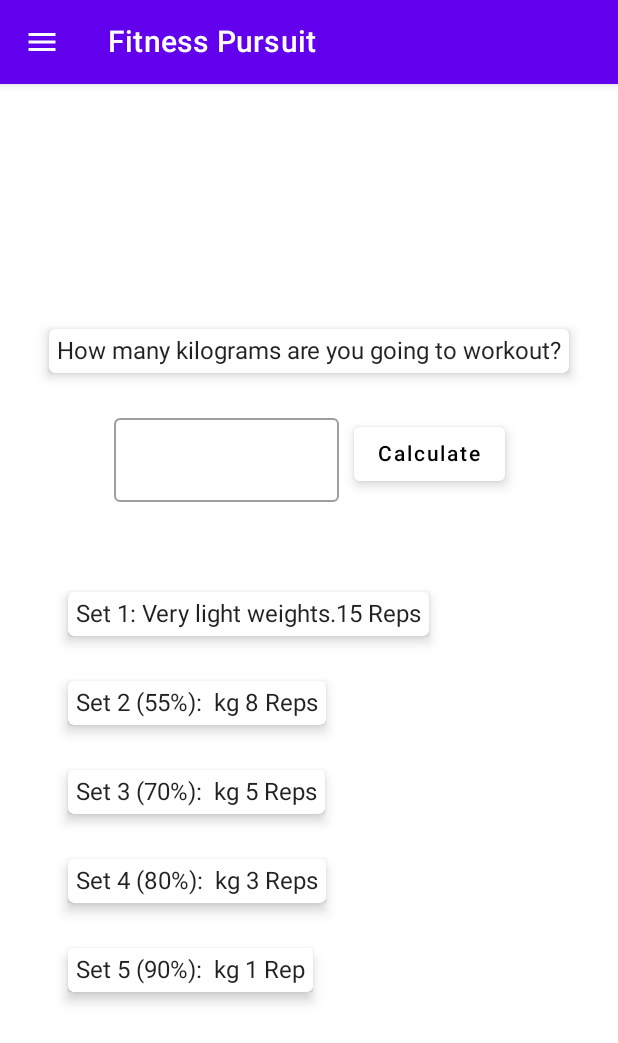
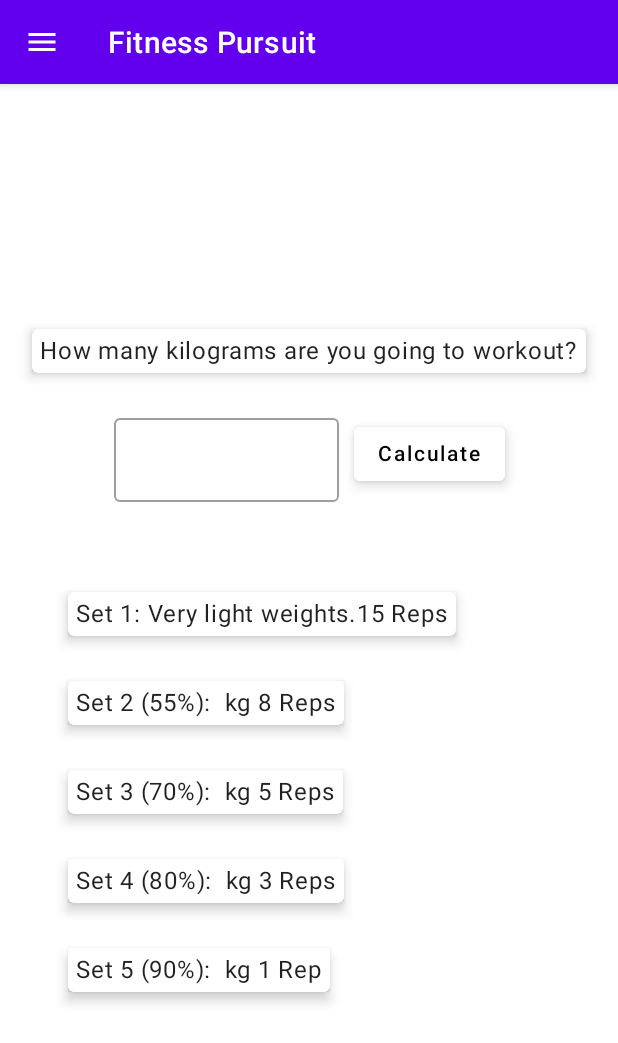
Before and after one commit to mutkuensert/Fitness-Pursuit, an Android app built with Jetpack Compose: the screen it shows after launch (MainActivity), on a phone screen of 412 x 824 dp. Shown: the top 1043 px of the screen. Run offline under Robolectric (Android 15) with nearby library versions, the phone set to English and light mode, and no system bars; our stand-ins replace Dagger/Hilt's generated code.

Commit message:
Feature/Body sizes: - Create theme base. - Update BodySizes. - Update navigation constant names. - Update navigation. - Update strings.

```diff
--- a/app/src/main/java/com/mutkuensert/fitnesspursuit/data/source/FitnessPursuitDatabase.kt
+++ b/app/src/main/java/com/mutkuensert/fitnesspursuit/data/source/FitnessPursuitDatabase.kt
@@ -3,8 +3,8 @@ package com.mutkuensert.fitnesspursuit.data.source
 import androidx.room.Database
 import androidx.room.RoomDatabase
 import androidx.room.TypeConverters
+import com.mutkuensert.fitnesspursuit.core.Converters
 import com.mutkuensert.fitnesspursuit.data.BodySizesModel
-import com.mutkuensert.fitnesspursuit.core.Converters
 
 @Database(entities = [BodySizesModel::class], version = 1, exportSchema = false)
 @TypeConverters(Converters::class)
--- a/app/src/main/java/com/mutkuensert/fitnesspursuit/features/home/FitnessPursuitDrawer.kt
+++ b/app/src/main/java/com/mutkuensert/fitnesspursuit/features/home/FitnessPursuitDrawer.kt
@@ -20,12 +20,15 @@ import androidx.navigation.compose.rememberNavController
 import com.mutkuensert.fitnesspursuit.R
 import com.mutkuensert.fitnesspursuit.components.ShadowedButton
 import com.mutkuensert.fitnesspursuit.components.ShadowedCard
-import com.mutkuensert.fitnesspursuit.navigation.ONERMSCREEN
-import com.mutkuensert.fitnesspursuit.navigation.WARMUPSETSSCREEN
+import com.mutkuensert.fitnesspursuit.navigation.BODY_SIZES
+import com.mutkuensert.fitnesspursuit.navigation.ONE_RM
+import com.mutkuensert.fitnesspursuit.navigation.WARMUP_SETS
 
 @Composable
 fun FitnessPursuitDrawer(onCloseDrawer: () -> Unit, navController: NavHostController) {
     val context = LocalContext.current
+    val getString: (id: Int) -> String = { context.getString(it) }
+
     Column(
         modifier = Modifier
             .fillMaxSize()
@@ -42,19 +45,28 @@ fun FitnessPursuitDrawer(onCloseDrawer: () -> Unit, navController: NavHostContro
         Spacer(Modifier.height(65.dp))
 
         ShadowedButton(onClick = {
-            navController.navigate(WARMUPSETSSCREEN)
+            navController.navigate(WARMUP_SETS)
             onCloseDrawer()
         }) {
-            Text(text = "Warmup Sets")
+            Text(text = getString(R.string.warmup_sets))
         }
 
         Spacer(Modifier.height(25.dp))
 
         ShadowedButton(onClick = {
-            navController.navigate(ONERMSCREEN)
+            navController.navigate(ONE_RM)
             onCloseDrawer()
         }) {
-            Text(text = "One RM")
+            Text(text = getString(R.string.one_rm))
+        }
+
+        Spacer(Modifier.height(25.dp))
+
+        ShadowedButton(onClick = {
+            navController.navigate(BODY_SIZES)
+            onCloseDrawer()
+        }) {
+            Text(text = getString(R.string.body_sizes))
         }
     }
 }
--- a/app/src/main/java/com/mutkuensert/fitnesspursuit/navigation/Constants.kt
+++ b/app/src/main/java/com/mutkuensert/fitnesspursuit/navigation/Constants.kt
@@ -1,5 +1,5 @@
 package com.mutkuensert.fitnesspursuit.navigation
 
-const val WARMUPSETSSCREEN: String = "warmupsetsscreen"
-const val ONERMSCREEN: String = "onermscreen"
-const val BODYSIZESSCREEN: String = "bodysizesscreen"
+const val WARMUP_SETS: String = "warmup_sets"
+const val ONE_RM: String = "one_rm"
+const val BODY_SIZES: String = "body_sizes"
--- a/app/src/main/java/com/mutkuensert/fitnesspursuit/navigation/MyNavHost.kt
+++ b/app/src/main/java/com/mutkuensert/fitnesspursuit/navigation/MyNavHost.kt
@@ -13,15 +13,15 @@ import com.mutkuensert.fitnesspursuit.features.warmupsets.WarmupSets
 fun MyNavHost(
     modifier: Modifier = Modifier,
     navController: NavHostController,
-    startDestination: String = WARMUPSETSSCREEN
+    startDestination: String = WARMUP_SETS
 ) {
     NavHost(
         modifier = modifier,
         navController = navController,
         startDestination = startDestination
     ) {
-        composable(WARMUPSETSSCREEN) { WarmupSets() }
-        composable(ONERMSCREEN) { OneRm() }
-        composable(BODYSIZESSCREEN) { BodySizes() }
+        composable(WARMUP_SETS) { WarmupSets() }
+        composable(ONE_RM) { OneRm() }
+        composable(BODY_SIZES) { BodySizes() }
     }
 }
--- a/app/src/main/java/com/mutkuensert/fitnesspursuit/ui/theme/Color.kt
+++ b/app/src/main/java/com/mutkuensert/fitnesspursuit/ui/theme/Color.kt
@@ -6,3 +6,9 @@ val Purple200 = Color(0xFFBB86FC)
 val Purple500 = Color(0xFF6200EE)
 val Purple700 = Color(0xFF3700B3)
 val Teal200 = Color(0xFF03DAC5)
+
+object TextColors {
+    val primaryDark = Color(0xFF000000)
+    val pennRed = Color(0xFF9D0208)
+    val viridianGreen = Color(0xFF6B9080)
+}
--- a/app/src/main/java/com/mutkuensert/fitnesspursuit/ui/theme/Type.kt
+++ b/app/src/main/java/com/mutkuensert/fitnesspursuit/ui/theme/Type.kt
@@ -1,28 +1,122 @@
 package com.mutkuensert.fitnesspursuit.ui.theme
 
+import androidx.compose.material.MaterialTheme
 import androidx.compose.material.Typography
 import androidx.compose.ui.text.TextStyle
 import androidx.compose.ui.text.font.FontFamily
 import androidx.compose.ui.text.font.FontWeight
 import androidx.compose.ui.unit.sp
 
+class AppTypography(
+    val defaultFontFamily: FontFamily = FontFamily.SansSerif,
+    val h1: TextStyle = Typography.h1,
+    val h2: TextStyle = Typography.h2,
+    val h3: TextStyle = Typography.h3,
+    val h4: TextStyle = Typography.h4,
+    val h5: TextStyle = Typography.h5,
+    val h6: TextStyle = Typography.h6,
+    val subtitle1: TextStyle = Typography.subtitle1,
+    val subtitle2: TextStyle = Typography.subtitle2,
+    val body1: TextStyle = Typography.body1,
+    val body2: TextStyle = Typography.body2,
+    val bodyM: TextStyle,
+    val button: TextStyle = Typography.button,
+    val caption: TextStyle = Typography.caption,
+    val overline: TextStyle = Typography.overline
+)
+
+val MaterialTheme.appTypography: AppTypography by lazy {
+    AppTypography(
+        defaultFontFamily = FontFamily.Default,
+        h1 = TextStyle(
+            fontWeight = FontWeight.Light,
+            fontSize = 96.sp,
+            letterSpacing = (-1.5).sp
+        ),
+        h2 = TextStyle(
+            fontWeight = FontWeight.Light,
+            fontSize = 60.sp,
+            letterSpacing = (-0.5).sp
+        ),
+        h3 = TextStyle(
+            fontWeight = FontWeight.Normal,
+            fontSize = 48.sp,
+            letterSpacing = 0.sp
+        ),
+        h4 = TextStyle(
+            fontWeight = FontWeight.Normal,
+            fontSize = 34.sp,
+            letterSpacing = 0.25.sp
+        ),
+        h5 = TextStyle(
+            fontWeight = FontWeight.Normal,
+            fontSize = 24.sp,
+            letterSpacing = 0.sp
+        ),
+        h6 = TextStyle(
+            fontWeight = FontWeight.Medium,
+            fontSize = 20.sp,
+            letterSpacing = 0.15.sp
+        ),
+        subtitle1 = TextStyle(
+            fontWeight = FontWeight.Normal,
+            fontSize = 16.sp,
+            letterSpacing = 0.15.sp
+        ),
+        subtitle2 = TextStyle(
+            fontWeight = FontWeight.Medium,
+            fontSize = 14.sp,
+            letterSpacing = 0.1.sp
+        ),
+        body1 = TextStyle(
+            fontWeight = FontWeight.Normal,
+            fontSize = 16.sp,
+            letterSpacing = 0.5.sp
+        ),
+        body2 = TextStyle(
+            fontWeight = FontWeight.Normal,
+            fontSize = 14.sp,
+            letterSpacing = 0.25.sp
+        ),
+        bodyM = TextStyle(
+            fontFamily = FontFamily.SansSerif,
+            fontWeight = FontWeight.W400,
+            fontSize = 16.sp,
+            lineHeight = 24.sp,
+            color = TextColors.primaryDark
+        ),
+        button = TextStyle(
+            fontWeight = FontWeight.Medium,
+            fontSize = 14.sp,
+            letterSpacing = 1.25.sp
+        ),
+        caption = TextStyle(
+            fontWeight = FontWeight.Normal,
+            fontSize = 12.sp,
+            letterSpacing = 0.4.sp
+        ),
+        overline = TextStyle(
+            fontWeight = FontWeight.Normal,
+            fontSize = 10.sp,
+            letterSpacing = 1.5.sp
+        )
+    )
+}
+
 // Set of Material typography styles to start with
 val Typography = Typography(
-    body1 = TextStyle(
-        fontFamily = FontFamily.Default,
-        fontWeight = FontWeight.Normal,
-        fontSize = 16.sp
-    )
-    /* Other default text styles to override
-    button = TextStyle(
-        fontFamily = FontFamily.Default,
-        fontWeight = FontWeight.W500,
-        fontSize = 14.sp
-    ),
-    caption = TextStyle(
-        fontFamily = FontFamily.Default,
-        fontWeight = FontWeight.Normal,
-        fontSize = 12.sp
-    )
-    */
+    defaultFontFamily = FontFamily.SansSerif,
+    h1 = MaterialTheme.appTypography.h1,
+    h2 = MaterialTheme.appTypography.h2,
+    h3 = MaterialTheme.appTypography.h3,
+    h4 = MaterialTheme.appTypography.h4,
+    h5 = MaterialTheme.appTypography.h5,
+    h6 = MaterialTheme.appTypography.h6,
+    subtitle1 = MaterialTheme.appTypography.subtitle1,
+    subtitle2 = MaterialTheme.appTypography.subtitle2,
+    body1 = MaterialTheme.appTypography.body1,
+    body2 = MaterialTheme.appTypography.body2,
+    button = MaterialTheme.appTypography.button,
+    caption = MaterialTheme.appTypography.caption,
+    overline = MaterialTheme.appTypography.overline
 )
--- a/app/src/main/res/values/strings.xml
+++ b/app/src/main/res/values/strings.xml
@@ -23,4 +23,7 @@
     <string name="thigh">Thigh</string>
     <string name="save">Save</string>
     <string name="waist">Waist</string>
+    <string name="warmup_sets">Warmup Sets</string>
+    <string name="one_rm">One RM</string>
+    <string name="body_sizes">Body Sizes</string>
 </resources>
```
Also changed, not shown: app/src/main/java/com/mutkuensert/fitnesspursuit/features/bodysizes/BodySizes.kt (+68 -58 lines), 1 other file.
